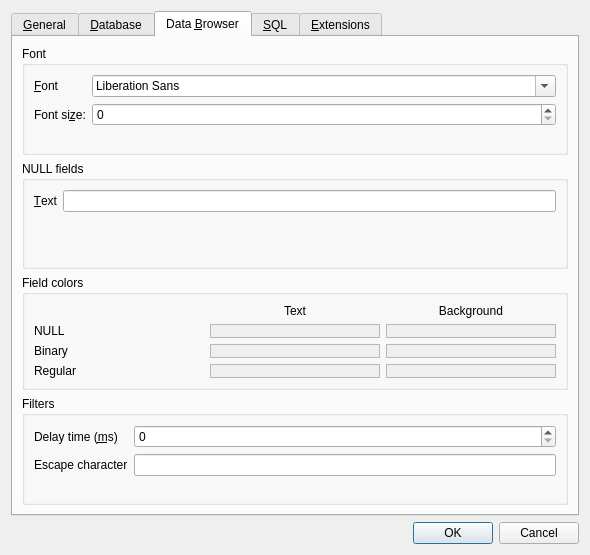
Before: the Qt Designer form src/PreferencesDialog.ui in sqlitebrowser/sqlitebrowser, drawn with Qt 5.
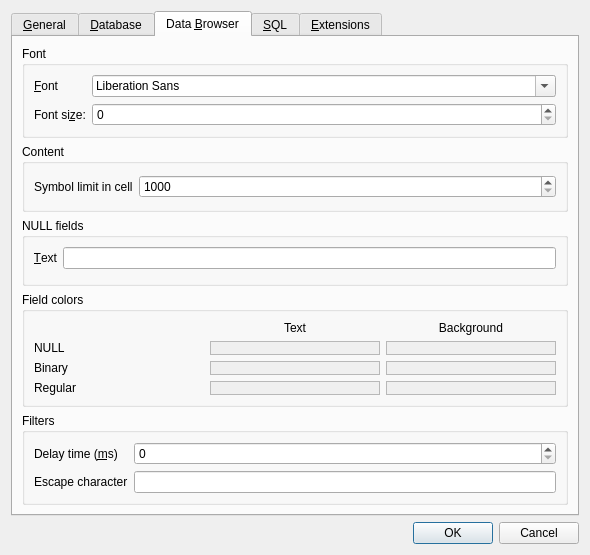
After: the same form once the commit is applied. The open tabs and pages were chosen to show the change. Icons and pictures are not drawn. Custom widgets are drawn as their Qt base class.

Commit message: Add cell symbol limit preference

What changed in the file:
```diff
--- a/src/PreferencesDialog.ui
+++ b/src/PreferencesDialog.ui
@@ -339,6 +339,38 @@
            </layout>
           </widget>
          </item>
+         <item>
+          <widget class="QGroupBox" name="groupBox_5">
+           <property name="title">
+            <string>Content</string>
+           </property>
+           <layout class="QGridLayout" name="gridLayout_5">
+            <item row="0" column="0">
+             <widget class="QLabel" name="label_symbol_limit">
+              <property name="text">
+               <string>Symbol limit in cell</string>
+              </property>
+             </widget>
+            </item>
+            <item row="0" column="1">
+             <widget class="QSpinBox" name="spinSymbolLimit">
+              <property name="sizePolicy">
+               <sizepolicy hsizetype="Expanding" vsizetype="Fixed">
+                <horstretch>0</horstretch>
+                <verstretch>0</verstretch>
+               </sizepolicy>
+              </property>
+              <property name="minimum">
+               <number>1000</number>
+              </property>
+              <property name="maximum">
+               <number>20000</number>
+              </property>
+             </widget>
+            </item>
+           </layout>
+          </widget>
+         </item>
          <item>
           <widget class="QGroupBox" name="groupBox">
            <property name="title">
```
The commit also changes 2 other files.
